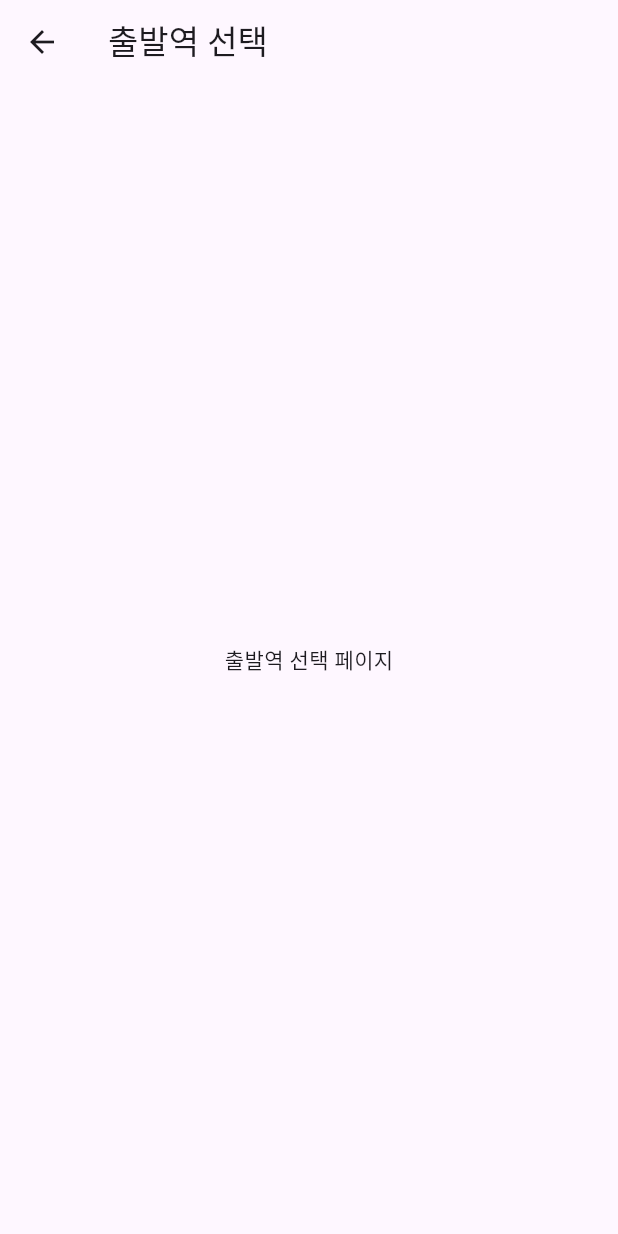
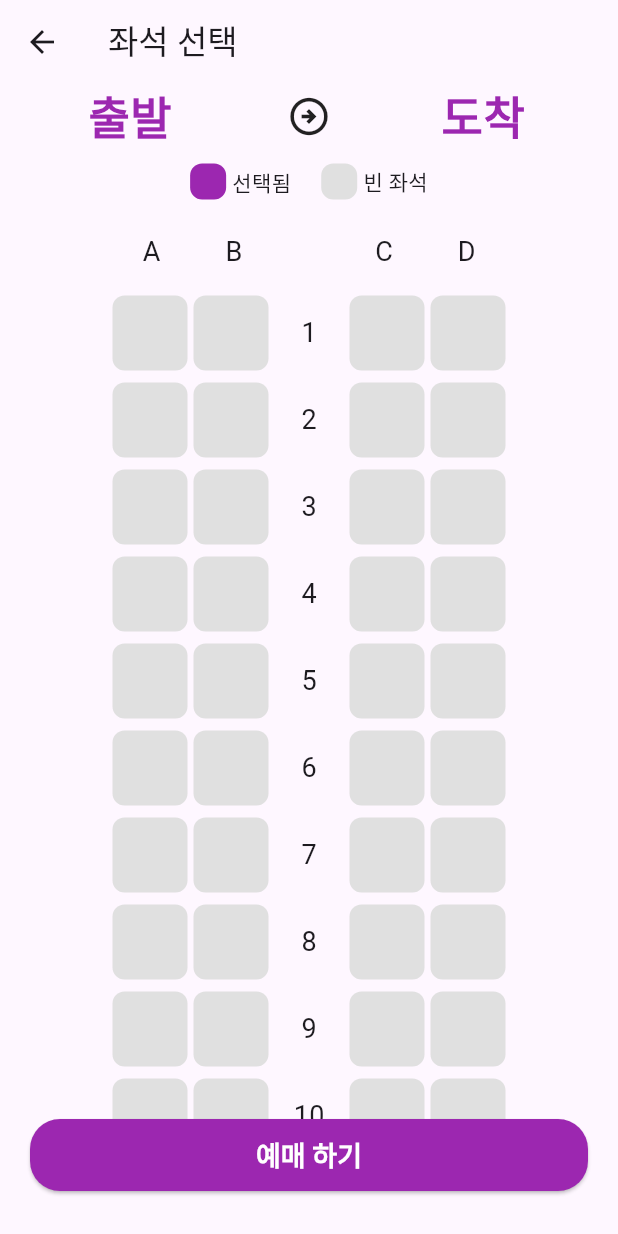
Before and after one commit to mmiemmiedevelop/flutter_train_app, a Flutter app: the SeatPage screen opened directly, on a phone screen of 412 x 824 dp. Run offline on Flutter 3.47's test engine with Material 3 defaults, Android fonts, the phone set to English and light mode, and no system bars.

Commit message:
feat: seatPage UI 완성

```diff
--- a/lib/constants/lang.dart
+++ b/lib/constants/lang.dart
@@ -6,4 +6,7 @@ class Lang {
   static const String select = '선택';
   static const String selectSeat = '좌석 선택';
   static const String stationList = '역 목록';
+  static const String reserve = '예매 하기';
+  static const String selected = '선택됨';
+  static const String empty = '빈 좌석';
 }
--- a/lib/seat_page.dart
+++ b/lib/seat_page.dart
@@ -1,4 +1,8 @@
 import 'package:flutter/material.dart';
+import 'package:flutter_train_app/subView/seat_dot_view.dart';
+import 'package:flutter_train_app/subView/seat_header_view.dart';
+import 'package:flutter_train_app/subView/seat_select_box.dart';
+import 'constants/lang.dart';
 
 class SeatPage extends StatelessWidget {
   const SeatPage({super.key});
@@ -6,8 +10,47 @@ class SeatPage extends StatelessWidget {
   @override
   Widget build(BuildContext context) {
     return Scaffold(
-      appBar: AppBar(title: const Text('출발역 선택')),
-      body: const Center(child: Text('출발역 선택 페이지')),
+      appBar: AppBar(title: const Text(Lang.selectSeat)),
+      body: Column(
+        mainAxisAlignment: MainAxisAlignment.center,
+        children: [
+          SeatHeaderView(departureStation: '출발', arrivalStation: '도착'),
+          SeatDotView(),
+          Expanded(
+            child: SeatSelectBox(
+              onSelected: (row, col) {
+                print('row: $row, col: $col');
+              },
+              selectedRow: 0,
+              selectedCol: 0,
+            ),
+          ),
+          Padding(
+            padding: const EdgeInsets.only(left: 20, right: 20, bottom: 30),
+            child: ElevatedButton(
+              style: ElevatedButton.styleFrom(
+                textStyle: const TextStyle(
+                  fontSize: 18,
+                  fontWeight: FontWeight.bold,
+                ),
+                backgroundColor: Colors.purple,
+                foregroundColor: Colors.white,
+                minimumSize: const Size(double.infinity, 48),
+                shape: RoundedRectangleBorder(
+                  borderRadius: BorderRadius.circular(20),
+                ),
+              ),
+              onPressed: () {
+                Navigator.push(
+                  context,
+                  MaterialPageRoute(builder: (context) => SeatPage()),
+                );
+              },
+              child: const Text(Lang.reserve),
+            ),
+          ),
+        ],
+      ),
     );
   }
 }
--- /dev/null
+++ b/lib/subView/seat_dot_view.dart
@@ -0,0 +1,40 @@
+import 'package:flutter/material.dart';
+import 'package:flutter_train_app/constants/lang.dart';
+
+class SeatDotView extends StatelessWidget {
+  const SeatDotView({super.key});
+
+  @override
+  Widget build(BuildContext context) {
+    return Padding(
+      padding: const EdgeInsets.symmetric(vertical: 10.0),
+      child: Row(
+        mainAxisAlignment: MainAxisAlignment.center,
+        children: [
+          _buildLegendBox(Colors.purple, Lang.selected),
+          SizedBox(width: 20),// 사이 간격
+          _buildLegendBox(Colors.grey[300]!, Lang.empty),
+        ],
+      ),
+    );
+  }
+
+  // 범례 박스 + 텍스트 위젯
+  Widget _buildLegendBox(Color color, String label) {
+    return Row(
+      mainAxisSize: MainAxisSize.min,
+      children: [
+        Container(
+          width: 24,
+          height: 24,
+          decoration: BoxDecoration(
+            color: color,
+            borderRadius: BorderRadius.circular(8),
+          ),
+        ),
+        SizedBox(width: 4),
+        Flexible(child: Text(label, overflow: TextOverflow.ellipsis)),
+      ],
+    );
+  }
+}
--- /dev/null
+++ b/lib/subView/seat_header_view.dart
@@ -0,0 +1,36 @@
+import 'package:flutter/material.dart';
+
+class SeatHeaderView extends StatelessWidget {
+  const SeatHeaderView({super.key, required this.departureStation, required this.arrivalStation});
+  final String departureStation;
+  final String arrivalStation;
+
+  @override
+  Widget build(BuildContext context) {
+    return Row(
+      children: [
+        Spacer(),
+        Expanded(
+          child: Text(
+            departureStation,
+            style: TextStyle(fontSize: 30, fontWeight: FontWeight.bold, color: Colors.purple),
+          ),
+        ),
+        Spacer(),
+        Expanded(child: Icon(Icons.arrow_circle_right_outlined, size: 30)),
+        Spacer(),
+        Expanded(
+          child: Text(
+            arrivalStation,
+            style: TextStyle(
+              fontSize: 30,
+              fontWeight: FontWeight.bold,
+              color: Colors.purple,
+            ),
+          ),
+        ),
+        Spacer(),
+      ],
+    );
+  }
+}
--- /dev/null
+++ b/lib/subView/seat_select_box.dart
@@ -0,0 +1,122 @@
+import 'package:flutter/material.dart';
+
+class SeatSelectBox extends StatelessWidget {
+  const SeatSelectBox({
+    super.key,
+    required this.onSelected,
+    required this.selectedRow,
+    required this.selectedCol,
+  });
+  final Function(int, int) onSelected;
+  final int selectedRow;
+  final int selectedCol;
+  final int rowCount = 20;
+
+  @override
+  Widget build(BuildContext context) {
+    return Column(
+      children: [
+        // 상단에 A, B, C, D 표시
+        buildHeaderRow(),
+        // 좌석 행들
+        Expanded(
+          child: SingleChildScrollView(
+            child: Column(
+              children: [
+                for (int i = 1; i <= rowCount; i++)
+                  row(i, onSelected, selectedRow, selectedCol),
+              ],
+            ),
+          ),
+        ),
+      ],
+    );
+  }
+
+  Widget buildHeaderRow() {
+    return Row(
+      mainAxisAlignment: MainAxisAlignment.center,
+      children: [
+        _header('A'),
+        const SizedBox(width: 5), // A-B 간격
+        _header('B'),
+
+        const SizedBox(width: 50), //  통로 간격
+
+        _header('C'),
+        const SizedBox(width: 5), // C-D 간격
+        _header('D'),
+      ],
+    );
+  }
+
+  // ABCD 글자만 표시하는 행
+  Widget _header(String label) {
+    return SizedBox(
+      width: 50,
+      height: 50,
+      child: Center(child: Text(label, style: const TextStyle(fontSize: 18))),
+    );
+  }
+
+  // ABCD 표시 행
+  Widget row(
+    int rowNum,
+    Function(int, int) onSelected,
+    int selectedRow,
+    int selectedCol,
+  ) {
+    return Padding(
+      padding: const EdgeInsets.symmetric(
+        horizontal: 20,
+        vertical: 4,
+      ), // 세로 간격 8 (상하 4씩)
+      child: Row(
+        mainAxisAlignment: MainAxisAlignment.center,
+        children: [
+          seat(rowNum, 1, onSelected, selectedRow, selectedCol),
+          seat(rowNum, 2, onSelected, selectedRow, selectedCol),
+          SizedBox(
+            width: 50,
+            height: 50,
+            child: Center(
+              child: Text(rowNum.toString(), style: TextStyle(fontSize: 18)),
+            ),
+          ),
+          seat(rowNum, 3, onSelected, selectedRow, selectedCol),
+          seat(rowNum, 4, onSelected, selectedRow, selectedCol),
+        ],
+      ),
+    );
+  }
+
+  // 하나하나 네모박스들 좌석 선택 버튼
+  Widget seat(
+    int rowNum,
+    int colNum,
+    Function(int, int) onSelected,
+    int selectedRow,
+    int selectedCol,
+  ) {
+    return Padding(
+      padding: const EdgeInsets.symmetric(horizontal: 2.0), // 가로 간격 4 (좌우 2씩)
+      child: GestureDetector(
+        onTap: () {
+          onSelected(rowNum, colNum);
+        },
+        child: SizedBox(
+          width: 50,
+          height: 50,
+          child: Container(
+            decoration: BoxDecoration(
+              color: rowNum == selectedRow && colNum == selectedCol
+                  ? Colors.purple
+                  : Colors.grey[300],
+              borderRadius: BorderRadius.circular(8),
+            ),
+          ),
+        ),
+      ),
+    );
+  }
+}
```
